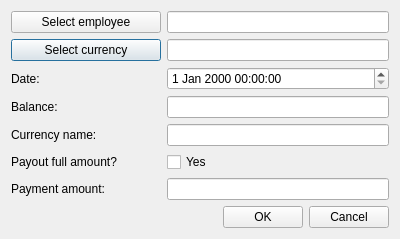
Qt form OrmasAdmin/OrmasAdmin/CreateWdwDlg.ui (Dalerjon/TheOrmasProejct) before a commit.
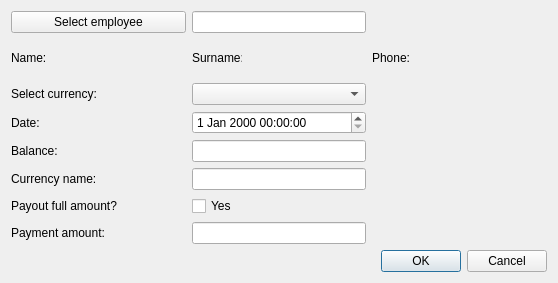
The same form after that commit.

```diff
--- a/OrmasAdmin/OrmasAdmin/CreateWdwDlg.ui
+++ b/OrmasAdmin/OrmasAdmin/CreateWdwDlg.ui
@@ -6,8 +6,8 @@
    <rect>
     <x>0</x>
     <y>0</y>
-    <width>400</width>
-    <height>232</height>
+    <width>558</width>
+    <height>283</height>
    </rect>
   </property>
   <property name="windowTitle">
@@ -32,68 +32,130 @@
    <property name="bottomMargin">
     <number>11</number>
    </property>
-   <item row="8" column="1">
-    <widget class="QPushButton" name="currencyBtn">
+   <item row="2" column="1">
+    <widget class="QLabel" name="nameLb">
+     <property name="minimumSize">
+      <size>
+       <width>50</width>
+       <height>0</height>
+      </size>
+     </property>
+     <property name="maximumSize">
+      <size>
+       <width>50</width>
+       <height>16777215</height>
+      </size>
+     </property>
      <property name="text">
-      <string>Select currency</string>
+      <string>Name:</string>
      </property>
     </widget>
    </item>
-   <item row="16" column="2">
-    <widget class="QLineEdit" name="valueEdit"/>
-   </item>
-   <item row="12" column="2">
-    <widget class="QLineEdit" name="currencyNameEdit">
-     <property name="readOnly">
-      <bool>true</bool>
+   <item row="2" column="2">
+    <widget class="QLabel" name="namePh">
+     <property name="minimumSize">
+      <size>
+       <width>100</width>
+       <height>0</height>
+      </size>
      </property>
-    </widget>
-   </item>
-   <item row="12" column="1">
-    <widget class="QLabel" name="label">
+     <property name="font">
+      <font>
+       <family>Times New Roman</family>
+       <pointsize>12</pointsize>
+       <weight>75</weight>
+       <italic>true</italic>
+       <bold>true</bold>
+      </font>
+     </property>
      <property name="text">
-      <string>Currency name:</string>
+      <string/>
      </property>
     </widget>
    </item>
-   <item row="15" column="2">
-    <widget class="QCheckBox" name="yesCheckBox">
+   <item row="2" column="3">
+    <widget class="QLabel" name="surnameLb">
+     <property name="minimumSize">
+      <size>
+       <width>50</width>
+       <height>0</height>
+      </size>
+     </property>
+     <property name="maximumSize">
+      <size>
+       <width>50</width>
+       <height>16777215</height>
+      </size>
+     </property>
      <property name="text">
-      <string>Yes</string>
+      <string>Surname:</string>
      </property>
     </widget>
    </item>
-   <item row="15" column="1">
-    <widget class="QLabel" name="allLb">
+   <item row="2" column="4">
+    <widget class="QLabel" name="surnamePh">
+     <property name="minimumSize">
+      <size>
+       <width>100</width>
+       <height>0</height>
+      </size>
+     </property>
+     <property name="font">
+      <font>
+       <family>Times New Roman</family>
+       <pointsize>12</pointsize>
+       <weight>75</weight>
+       <italic>true</italic>
+       <bold>true</bold>
+      </font>
+     </property>
      <property name="text">
-      <string>Payout full amount?</string>
+      <string/>
      </property>
     </widget>
    </item>
-   <item row="1" column="2">
-    <widget class="QLineEdit" name="employeeEdit">
-     <property name="toolTip">
-      <string>Must not be empty</string>
+   <item row="2" column="5">
+    <widget class="QLabel" name="phoneLb">
+     <property name="minimumSize">
+      <size>
+       <width>50</width>
+       <height>0</height>
+      </size>
      </property>
-     <property name="readOnly">
-      <bool>true</bool>
+     <property name="maximumSize">
+      <size>
+       <width>50</width>
+       <height>16777215</height>
+      </size>
      </property>
+     <property name="text">
+      <string>Phone:</string>
+     </property>
     </widget>
    </item>
-   <item row="1" column="1">
-    <widget class="QPushButton" name="employeeBtn">
+   <item row="2" column="6">
+    <widget class="QLabel" name="phonePh">
      <property name="minimumSize">
       <size>
-       <width>150</width>
+       <width>100</width>
        <height>0</height>
       </size>
      </property>
+     <property name="font">
+      <font>
+       <family>Times New Roman</family>
+       <pointsize>12</pointsize>
+       <weight>75</weight>
+       <italic>true</italic>
+       <bold>true</bold>
+      </font>
+     </property>
      <property name="text">
-      <string>Select employee</string>
+      <string/>
      </property>
     </widget>
    </item>
-   <item row="17" column="1" colspan="2">
+   <item row="17" column="1" colspan="6">
     <layout class="QHBoxLayout" name="horizontalLayout">
      <item>
       <spacer name="horizontalSpacer">
@@ -124,47 +186,104 @@
      </item>
     </layout>
    </item>
-   <item row="8" column="2">
-    <widget class="QLineEdit" name="currencyEdit">
-     <property name="readOnly">
-      <bool>true</bool>
-     </property>
-    </widget>
-   </item>
-   <item row="16" column="1">
+   <item row="16" column="1" colspan="2">
     <widget class="QLabel" name="isBonusLb">
      <property name="text">
       <string>Payment amount:</string>
      </property>
     </widget>
    </item>
-   <item row="11" column="1">
+   <item row="15" column="1" colspan="2">
+    <widget class="QLabel" name="allLb">
+     <property name="text">
+      <string>Payout full amount?</string>
+     </property>
+    </widget>
+   </item>
+   <item row="12" column="1" colspan="2">
+    <widget class="QLabel" name="label">
+     <property name="text">
+      <string>Currency name:</string>
+     </property>
+    </widget>
+   </item>
+   <item row="11" column="1" colspan="2">
     <widget class="QLabel" name="balanceLb">
      <property name="text">
       <string>Balance:</string>
      </property>
     </widget>
    </item>
-   <item row="11" column="2">
-    <widget class="QLineEdit" name="balanceEdit">
-     <property name="toolTip">
-      <string>&lt;html&gt;&lt;head/&gt;&lt;body&gt;&lt;p&gt;For example: 1000 (depends on currency, in that case 1000 USD)&lt;/p&gt;&lt;/body&gt;&lt;/html&gt;</string>
-     </property>
-     <property name="readOnly">
-      <bool>true</bool>
-     </property>
-    </widget>
-   </item>
-   <item row="10" column="1">
+   <item row="10" column="1" colspan="2">
     <widget class="QLabel" name="dateLb">
      <property name="text">
       <string>Date:</string>
      </property>
     </widget>
    </item>
-   <item row="10" column="2">
+   <item row="8" column="1" colspan="2">
+    <widget class="QLabel" name="currencyLb">
+     <property name="text">
+      <string>Select currency:</string>
+     </property>
+    </widget>
+   </item>
+   <item row="1" column="1" colspan="2">
+    <widget class="QPushButton" name="employeeBtn">
+     <property name="minimumSize">
+      <size>
+       <width>150</width>
+       <height>0</height>
+      </size>
+     </property>
+     <property name="text">
+      <string>Select employee</string>
+     </property>
+    </widget>
+   </item>
+   <item row="16" column="3" colspan="2">
+    <widget class="QLineEdit" name="valueEdit"/>
+   </item>
+   <item row="15" column="3" colspan="2">
+    <widget class="QCheckBox" name="yesCheckBox">
+     <property name="text">
+      <string>Yes</string>
+     </property>
+    </widget>
+   </item>
+   <item row="12" column="3" colspan="2">
+    <widget class="QLineEdit" name="currencyNameEdit">
+     <property name="readOnly">
+      <bool>true</bool>
+     </property>
+    </widget>
+   </item>
+   <item row="11" column="3" colspan="2">
+    <widget class="QLineEdit" name="balanceEdit">
+     <property name="toolTip">
+      <string>&lt;html&gt;&lt;head/&gt;&lt;body&gt;&lt;p&gt;For example: 1000 (depends on currency, in that case 1000 USD)&lt;/p&gt;&lt;/body&gt;&lt;/html&gt;</string>
+     </property>
+     <property name="readOnly">
+      <bool>true</bool>
+     </property>
+    </widget>
+   </item>
+   <item row="10" column="3" colspan="2">
     <widget class="QDateTimeEdit" name="dateEdit"/>
    </item>
+   <item row="8" column="3" colspan="2">
+    <widget class="QComboBox" name="currencyCmb"/>
+   </item>
+   <item row="1" column="3" colspan="2">
+    <widget class="QLineEdit" name="employeeEdit">
+     <property name="toolTip">
+      <string>Must not be empty</string>
+     </property>
+     <property name="readOnly">
+      <bool>true</bool>
+     </property>
+    </widget>
+   </item>
   </layout>
  </widget>
  <tabstops>
```
Left out of the diff: 4 changed lines with no effect on the pictures.
